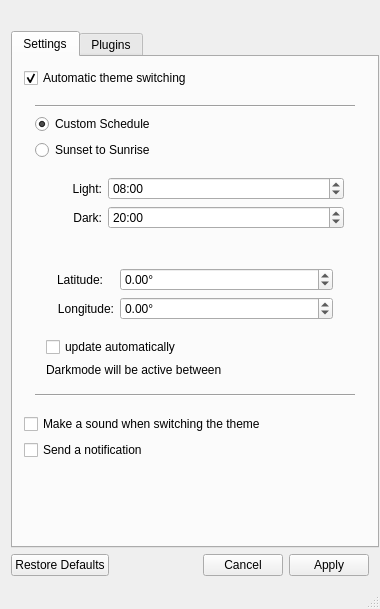
This is designer/mainwindow.ui in l0drex/Yin-Yang as Qt 5 draws it before an edit. The edited form follows.
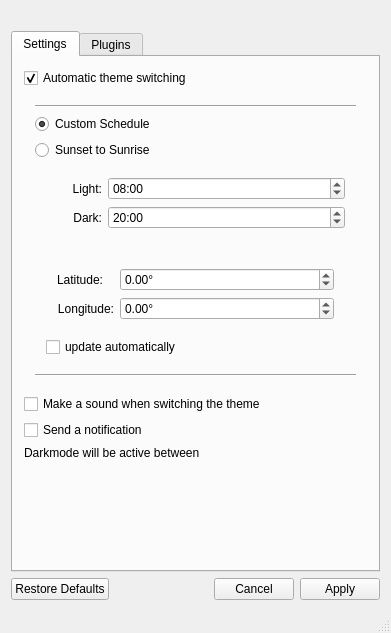
This is the edited form. Icons and pictures are not drawn.

Patch:
```diff
--- a/designer/mainwindow.ui
+++ b/designer/mainwindow.ui
@@ -9,8 +9,8 @@
    <rect>
     <x>0</x>
     <y>0</y>
-    <width>380</width>
-    <height>609</height>
+    <width>391</width>
+    <height>633</height>
    </rect>
   </property>
   <property name="minimumSize">
@@ -274,13 +274,6 @@
                 </property>
                </widget>
               </item>
-              <item>
-               <widget class="QLabel" name="label_active">
-                <property name="text">
-                 <string>Darkmode will be active between</string>
-                </property>
-               </widget>
-              </item>
              </layout>
             </widget>
            </item>
@@ -308,6 +301,13 @@
           </property>
          </widget>
         </item>
+        <item>
+         <widget class="QLabel" name="label_active">
+          <property name="text">
+           <string>Darkmode will be active between</string>
+          </property>
+         </widget>
+        </item>
         <item>
          <spacer name="space_vertical">
           <property name="orientation">
```
Left out of the diff: 7 changed lines with no effect on the pictures.
